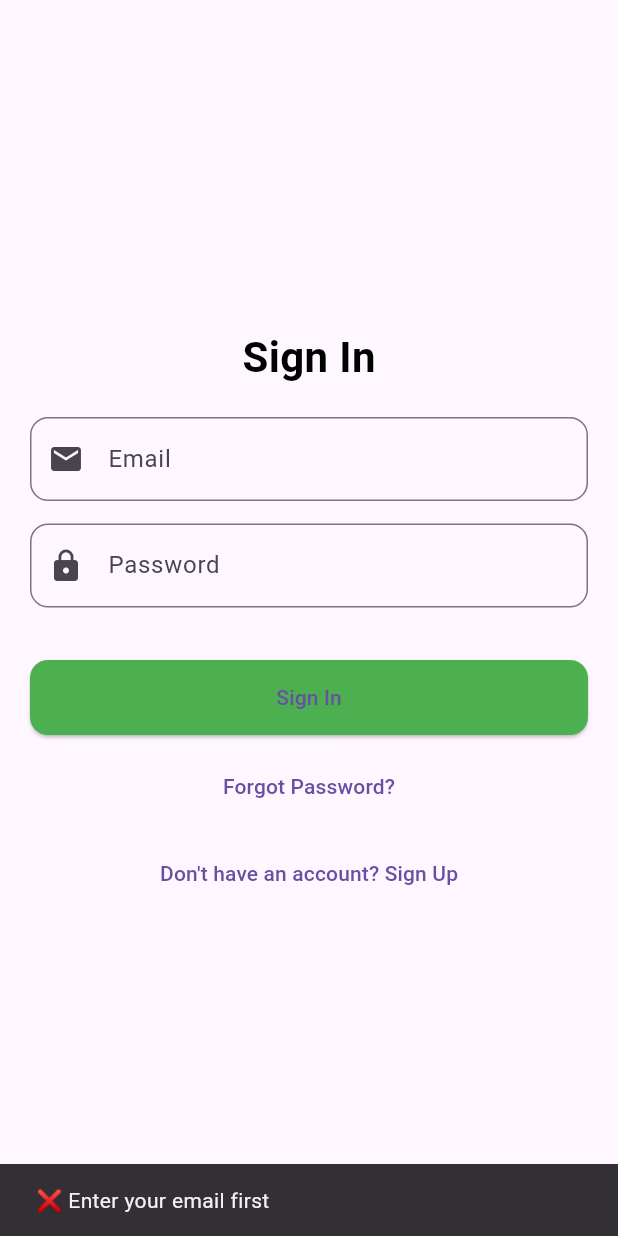
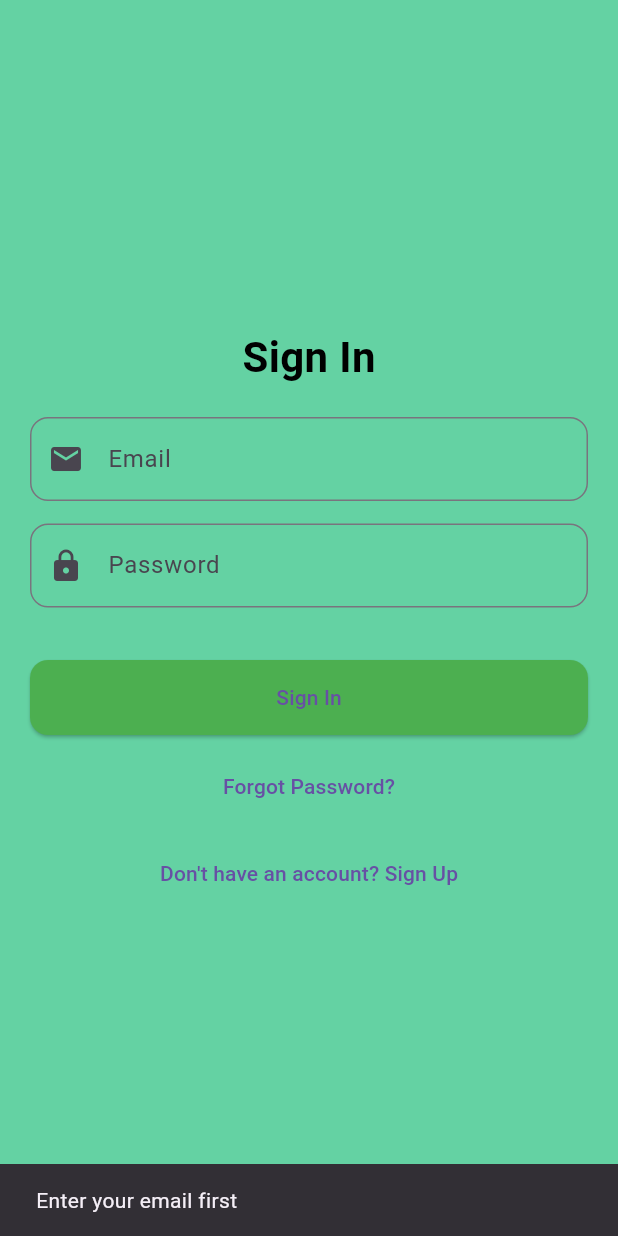
Before and after one commit to Mukter194541/Amr-Surokha, a Flutter app: the screen it shows after launch, after a tap on "Forgot Password?", on a phone screen of 412 x 824 dp. Run offline on Flutter 3.47's test engine with Material 3 defaults, Android fonts, the phone set to English and light mode, and no system bars; our stand-ins replace cloud_firestore, firebase_auth, firebase_core, geocoding, geolocator, google_maps_flutter; accounts and stored records are empty; network calls fail.

Commit message:
RAW VERSION

```diff
--- a/lib/auth_page.dart
+++ b/lib/auth_page.dart
@@ -22,7 +22,7 @@ class _AuthPageState extends State<AuthPage> {
       );
     } catch (e) {
       ScaffoldMessenger.of(context).showSnackBar(
-        SnackBar(content: Text("❌ Sign In Error: $e")),
+        SnackBar(content: Text("Sign In Error")),
       );
     }
   }
@@ -31,7 +31,7 @@ class _AuthPageState extends State<AuthPage> {
     if (passwordController.text.trim() !=
         confirmPasswordController.text.trim()) {
       ScaffoldMessenger.of(context).showSnackBar(
-        const SnackBar(content: Text("❌ Passwords do not match")),
+        const SnackBar(content: Text("Passwords do not match")),
       );
       return;
     }
@@ -43,7 +43,7 @@ class _AuthPageState extends State<AuthPage> {
       );
     } catch (e) {
       ScaffoldMessenger.of(context).showSnackBar(
-        SnackBar(content: Text("❌ Sign Up Error: $e")),
+        SnackBar(content: Text("Sign Up Error")),
       );
     }
   }
@@ -51,7 +51,7 @@ class _AuthPageState extends State<AuthPage> {
   Future<void> resetPassword() async {
     if (emailController.text.trim().isEmpty) {
       ScaffoldMessenger.of(context).showSnackBar(
-        const SnackBar(content: Text("❌ Enter your email first")),
+        const SnackBar(content: Text("Enter your email first")),
       );
       return;
     }
@@ -63,7 +63,7 @@ class _AuthPageState extends State<AuthPage> {
       );
     } catch (e) {
       ScaffoldMessenger.of(context).showSnackBar(
-        SnackBar(content: Text("❌ Error: $e")),
+        SnackBar(content: Text("Error")),
       );
     }
   }
--- a/lib/main.dart
+++ b/lib/main.dart
@@ -19,8 +19,26 @@ class MyApp extends StatelessWidget {
   Widget build(BuildContext context) {
     return MaterialApp(
       debugShowCheckedModeBanner: false,
-      theme: ThemeData.light(),
-      // ✅ If user logged in → HomeActivity, else AuthPage
+      theme: ThemeData(
+        brightness: Brightness.light,
+        primaryColor: const Color(0xFF64D2A3),
+        scaffoldBackgroundColor: const Color(0xFF64D2A3),
+
+        appBarTheme: AppBarTheme(
+          backgroundColor: const Color(0xFF64D2A3),
+          foregroundColor: Colors.black,
+        ),
+        floatingActionButtonTheme: FloatingActionButtonThemeData(
+          backgroundColor: Colors.orangeAccent,
+        ),
+      ),
+
+
+
+
+
+
+      //  If user logged in → HomeActivity, else AuthPage
       home: StreamBuilder<User?>(
         stream: FirebaseAuth.instance.authStateChanges(),
         builder: (context, snapshot) {
@@ -76,8 +94,8 @@ class _HomeActivityState extends State<HomeActivity> {
       appBar: AppBar(
         title: Text(_titles[_selectedIndex]),
         centerTitle: true,
-        backgroundColor: Colors.cyan,
-        elevation: 4,
+        //backgroundColor: Colors.cyan,
+        //elevation: 4,
         actions: [
           IconButton(
             icon: const Icon(Icons.logout),
```
Also changed, not shown: lib/contact.dart (+128 -48 lines).
